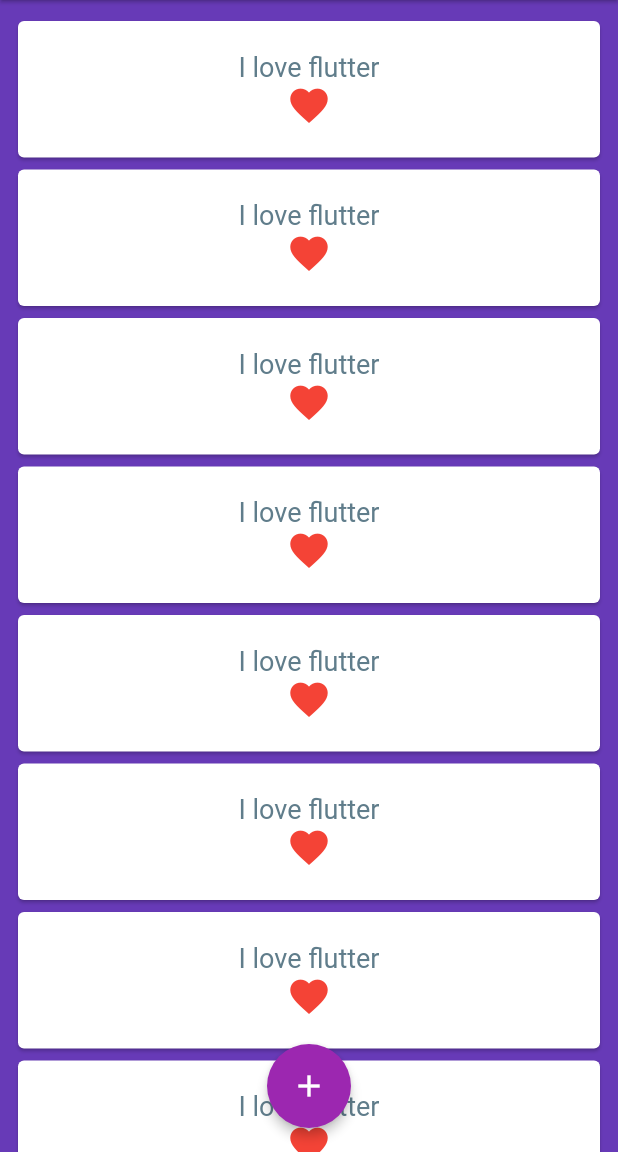
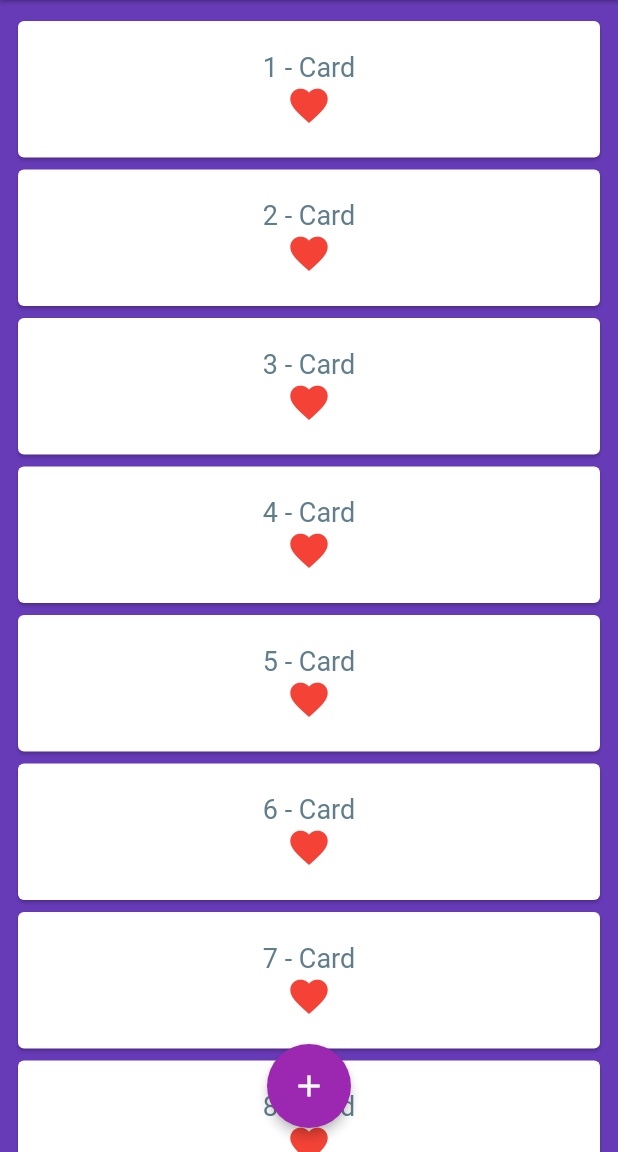
Before and after one commit to efrencodes/list-card-flutter, a Flutter app: the screen it shows after launch, on a phone screen of 412 x 824 dp, the part 84-1236 px from its top. Run offline on Flutter 3.47's test engine with Material 2 defaults, Android fonts, the phone set to English and light mode, and no system bars.

Commit message:
✨ Add drawer

```diff
--- a/lib/MyApp.dart
+++ b/lib/MyApp.dart
@@ -1,5 +1,6 @@
 import 'package:flutter/material.dart';
 import 'MyCard.dart';
+import 'MyDrawer.dart';
 
 class MyApp extends StatelessWidget {
   @override
@@ -24,7 +25,7 @@ class MyApp extends StatelessWidget {
           floatingActionButtonLocation: FloatingActionButtonLocation.centerFloat,
           backgroundColor: Colors.deepPurple,
           drawer: Drawer(
-              child: Text('Drawer')
+              child: MyDrawer()
           ),
           body: Column(
               children: [
@@ -32,14 +33,17 @@ class MyApp extends StatelessWidget {
                     child: ListView(
                       padding: const EdgeInsets.only(top: 10.0, left: 8.0, right: 8.0),
                       children: [
-                        CardApp(),
-                        CardApp(),
-                        CardApp(),
-                        CardApp(),
-                        CardApp(),
-                        CardApp(),
-                        CardApp(),
-                        CardApp()
+                        for (int i = 1; i <= 100; i++)
+                          CardApp(
+                              title: Text('$i - Card',
+                                  style: TextStyle(
+                                      fontSize: 18.0,
+                                      fontWeight: FontWeight.w400,
+                                      color: Colors.blueGrey
+                                  )
+                              ),
+                              icon: Icon(Icons.favorite, color: Colors.red, size: 30.0)
+                          ),
                       ],
                     )
                 )
--- a/lib/MyCard.dart
+++ b/lib/MyCard.dart
@@ -1,6 +1,10 @@
 import 'package:flutter/material.dart';
 
 class CardApp extends StatelessWidget {
+  final Widget title;
+  final Widget icon;
+
+  CardApp({super.key, required this.title, required this.icon });
   @override
   Widget build(BuildContext context) {
     return Card(
@@ -8,15 +12,9 @@ class CardApp extends StatelessWidget {
             padding: EdgeInsets.only(top: 20.0, bottom: 20.0),
             child: Column(
                 mainAxisAlignment: MainAxisAlignment.center,
-                children: const [
-                  Text('I love flutter',
-                      style: TextStyle(
-                          fontSize: 18.0,
-                          fontWeight: FontWeight.w400,
-                          color: Colors.blueGrey
-                      )
-                  ),
-                  Icon(Icons.favorite, color: Colors.red, size: 30.0)
+                children: [
+                  this.title,
+                  this.icon
                 ]
             )
         )
```
Also changed, not shown: lib/MyDrawer.dart (added, +31 -0 lines), 3 other files.
